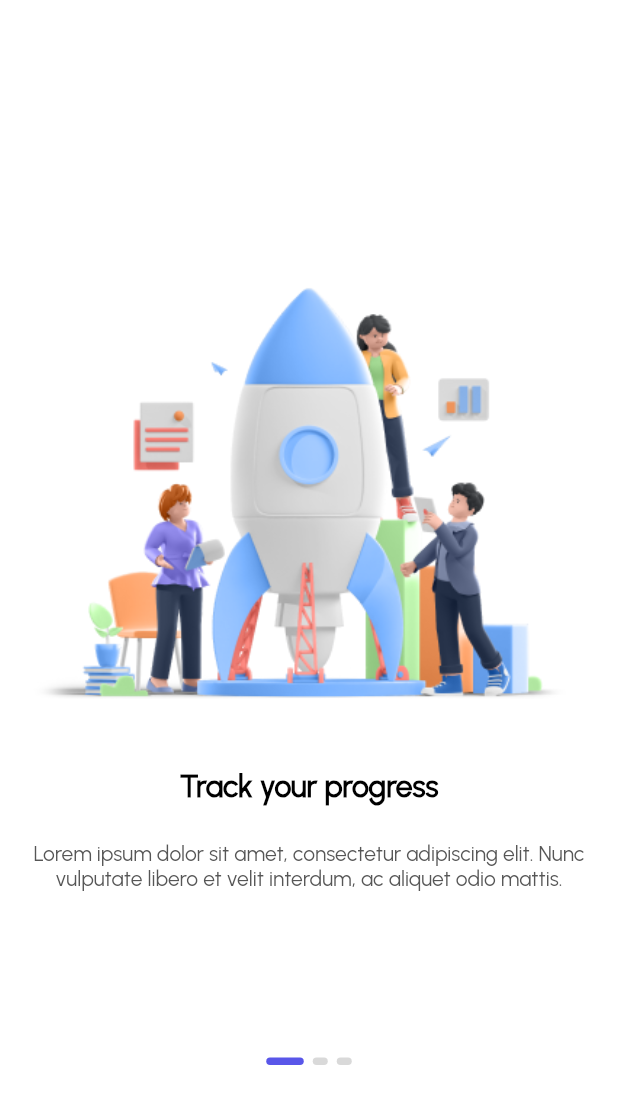
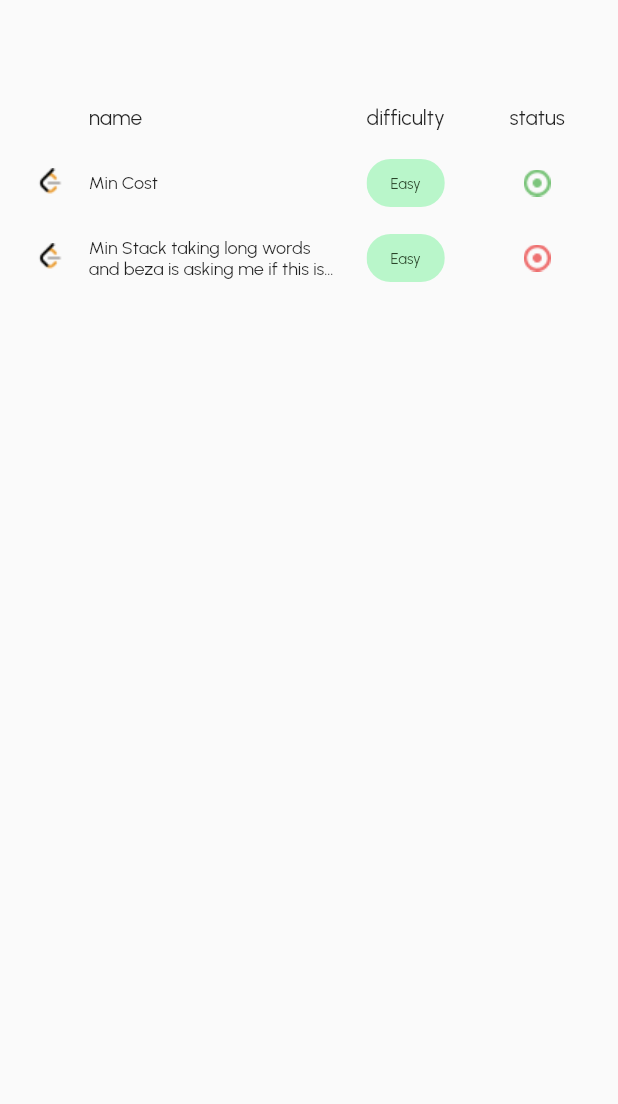
Before and after one commit to nattigy/portal.a2sv, a Flutter app: the screen it shows after launch, on a phone screen of 412 x 824 dp. Shown: the top 1104 px of the screen. Run offline on Flutter 3.47's test engine with Material 2 defaults, Android fonts, the phone set to English and light mode, and no system bars; our stand-ins replace bloc, equatable, flutter_bloc, flutter_secure_storage, formz, graphql and 1 more; project files that could hold a hidden picture were left out.

Commit message:
[mobile] UI for questions list

```diff
--- a/a2sv_portal_mobile/lib/app/app_view.dart
+++ b/a2sv_portal_mobile/lib/app/app_view.dart
@@ -1,4 +1,5 @@
 import 'package:a2sv_portal_mobile/app/students/screens/platforms.page.dart';
+import 'package:a2sv_portal_mobile/app/students/screens/topic_details_page.dart';
 import 'package:flutter/material.dart';
 import 'package:flutter_bloc/flutter_bloc.dart';
 
@@ -28,34 +29,34 @@ class _AppViewState extends State<AppView> {
       navigatorKey: _navigatorKey,
       theme: ThemeData(fontFamily: "Urbanist Regular"),
       builder: (context, child) {
-      //  return PlatformsPage();
-        return BlocListener<AuthenticationBloc, AuthenticationState>(
-          listener: (context, state) {
-            switch (state.status) {
-              case AuthenticationStatus.authenticated:
-                _navigator.pushAndRemoveUntil<void>(
-                  HomePage.route(),
-                  (route) => false,
-                );
-                break;
-              case AuthenticationStatus.unauthenticated:
-                _navigator.pushAndRemoveUntil<void>(
-                  LoginPage.route(),
-                  (route) => false,
-                );
-                break;
-              case AuthenticationStatus.firstUse:
-                _navigator.pushAndRemoveUntil<void>(
-                  OnBoardingPage.route(),
-                  (route) => false,
-                );
-                break;
-              case AuthenticationStatus.unknown:
-                break;
-            }
-          },
-          child: child,
-        );
+       return TopicDetailsPage();
+        // return BlocListener<AuthenticationBloc, AuthenticationState>(
+        //   listener: (context, state) {
+        //     switch (state.status) {
+        //       case AuthenticationStatus.authenticated:
+        //         _navigator.pushAndRemoveUntil<void>(
+        //           HomePage.route(),
+        //           (route) => false,
+        //         );
+        //         break;
+        //       case AuthenticationStatus.unauthenticated:
+        //         _navigator.pushAndRemoveUntil<void>(
+        //           LoginPage.route(),
+        //           (route) => false,
+        //         );
+        //         break;
+        //       case AuthenticationStatus.firstUse:
+        //         _navigator.pushAndRemoveUntil<void>(
+        //           OnBoardingPage.route(),
+        //           (route) => false,
+        //         );
+        //         break;
+        //       case AuthenticationStatus.unknown:
+        //         break;
+        //     }
+        //   },
+        //   child: child,
+        // );
       },
       initialRoute: 'splash',
       onGenerateRoute: RouterGenerator.generateRoute,
--- /dev/null
+++ b/a2sv_portal_mobile/lib/app/students/screens/topic_details_page.dart
@@ -0,0 +1,15 @@
+import 'package:a2sv_portal_mobile/app/students/screens/widgets/questions.dart';
+import 'package:flutter/material.dart';
+import 'package:flutter/src/foundation/key.dart';
+import 'package:flutter/src/widgets/framework.dart';
+
+class TopicDetailsPage extends StatelessWidget {
+  const TopicDetailsPage({Key? key}) : super(key: key);
+
+  @override
+  Widget build(BuildContext context) {
+    return Scaffold(
+      body:  Questions(),
+    );
+  }
+}
--- /dev/null
+++ b/a2sv_portal_mobile/lib/app/students/screens/widgets/question.dart
@@ -0,0 +1,44 @@
+import 'package:flutter/material.dart';
+import 'package:flutter/src/foundation/key.dart';
+import 'package:flutter/src/widgets/framework.dart';
+
+class Question extends StatelessWidget {
+  final String title;
+  final String tag;
+  final String platformurl;
+  final bool solved;
+  const Question(
+      {Key? key,
+      required this.title,
+      required this.tag,
+      required this.platformurl,
+      required this.solved})
+      : super(key: key);
+
+  @override
+  Widget build(BuildContext context) {
+    double width = MediaQuery. of(context). size. width;
+    return Container(
+      height: 50,
+      child: Row(
+        mainAxisAlignment: MainAxisAlignment.spaceAround,
+        children: [
+          SizedBox(width:width * 0.1,child :Image.asset(platformurl)),
+          SizedBox(width:width * 0.4, child : Text(title,maxLines:2,overflow: TextOverflow.ellipsis,style: const TextStyle(fontSize: 12))),
+          SizedBox(width:width * 0.2, child:Chip(
+            padding: EdgeInsets.all(8),
+            backgroundColor: Colors.greenAccent[100],
+            shadowColor: Color.fromRGBO(42, 69, 42, 1), //CircleAvatar
+            label: Text(
+              tag,
+              style:
+                  TextStyle(fontSize: 10, color: Color.fromRGBO(42, 69, 42, 1)),
+            ), //Text
+          ),),
+          SizedBox(width:width * 0.2,child:solved? Image.asset("assets/images/solved.png"):
+          Image.asset("assets/images/not_solved.png"),),
+        ],
+      ),
+    );
+  }
+}
--- /dev/null
+++ b/a2sv_portal_mobile/lib/app/students/screens/widgets/questions.dart
@@ -0,0 +1,59 @@
+import 'package:a2sv_portal_mobile/app/students/screens/widgets/question.dart';
+import 'package:flutter/material.dart';
+import 'package:flutter/src/foundation/key.dart';
+import 'package:flutter/src/widgets/framework.dart';
+
+class Questions extends StatelessWidget {
+  const Questions({Key? key}) : super(key: key);
+
+  @override
+  Widget build(BuildContext context) {
+    double width = MediaQuery.of(context).size.width ;
+    var style = TextStyle(fontWeight: FontWeight.w500);
+    return Container(
+      padding: const EdgeInsets.symmetric(horizontal: 10),
+      child: Column(
+        children: [
+          const SizedBox(height: 70),
+          Row(
+            mainAxisAlignment: MainAxisAlignment.spaceAround,
+            children: [
+
+              SizedBox(
+                width: width * 0.1,
+              ),
+              SizedBox(
+                width: width * 0.4,
+                child: const Text("name"),
+              ),
+              SizedBox(
+                width: width * 0.2,
+                child: const Center(
+                  child: Text("difficulty"),
+                ),
+              ),
+
+              SizedBox(
+                width: width * 0.2,
+                child: const Center(
+                  child: Text("status"),
+                ),
+              ),
+            ],
+          ),
+          const SizedBox(height: 10,),
+          const Question(
+              title: "Min Cost ",
+              tag: "Easy",
+              platformurl: "assets/images/leetcode_icon.png",
+              solved: true),
+          const Question(
+              title: "Min Stack taking long words and beza is asking me if this is okay words and beza is asking me if this is okay",
+              tag: "Easy",
+              platformurl: "assets/images/leetcode_icon.png",
+              solved: false),
+        ],
+      ),
+    );
+  }
+}
--- a/a2sv_portal_mobile/pubspec.yaml
+++ b/a2sv_portal_mobile/pubspec.yaml
@@ -68,7 +68,7 @@ flutter:
 
   # To add assets to your application, add an assets section, like this:
   assets:
-    - assets/
+    - assets/images/
   #   - images/a_dot_burr.jpeg
   #   - images/a_dot_ham.jpeg
 
```
Also changed, not shown: a2sv_portal_mobile/assets/images/leetcode_icon.png (added), a2sv_portal_mobile/assets/images/not_solved.png (added), a2sv_portal_mobile/assets/images/solved.png (added), a2sv_portal_mobile/pubspec.lock.
